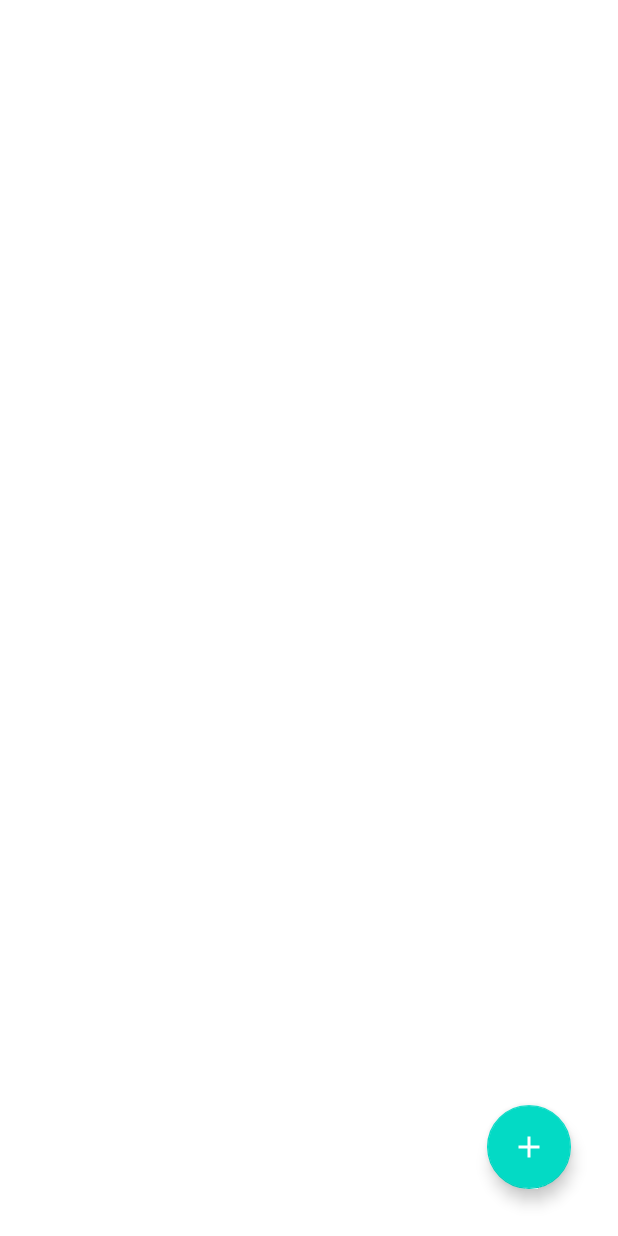
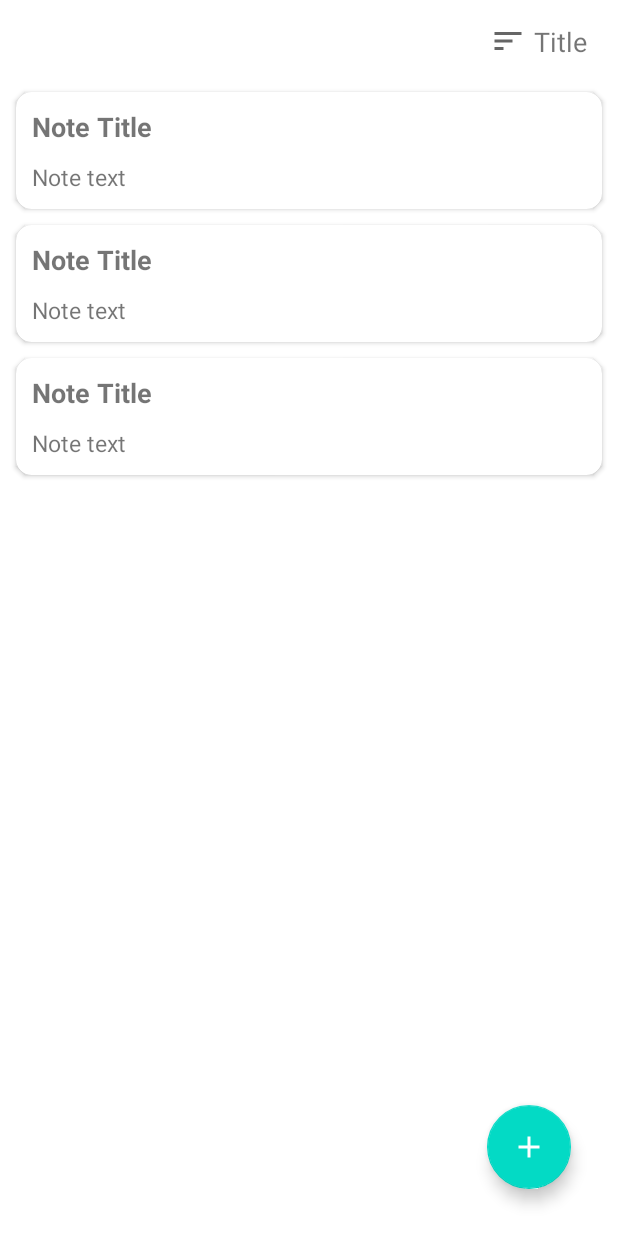
Before and after one commit to aayman93/Notes, an Android app: the layout fragment_notes_list.xml on its own in the app's theme, with its tools: preview values and no code run, on a phone screen of 412 x 824 dp. Run offline under Robolectric (Android 15) with nearby library versions, the phone set to English and light mode, and no system bars.

Commit message:
Notes List

```diff
--- a/app/src/main/java/com/github/aayman93/notes/di/AppModule.kt
+++ b/app/src/main/java/com/github/aayman93/notes/di/AppModule.kt
@@ -4,6 +4,7 @@ import android.content.Context
 import androidx.room.Room
 import com.github.aayman93.notes.data.database.NotesDao
 import com.github.aayman93.notes.data.database.NotesDatabase
+import com.github.aayman93.notes.util.Constants.NOTES_DATABASE_NAME
 import dagger.Module
 import dagger.Provides
 import dagger.hilt.InstallIn
@@ -14,8 +15,6 @@ import javax.inject.Singleton
 @Module
 @InstallIn(SingletonComponent::class)
 object AppModule {
-
-    private const val NOTES_DATABASE_NAME = "notes_db"
 
     @Singleton
     @Provides
--- /dev/null
+++ b/app/src/main/res/drawable/ic_sort.xml
@@ -0,0 +1,10 @@
+<vector xmlns:android="http://schemas.android.com/apk/res/android"
+    android:width="24dp"
+    android:height="24dp"
+    android:viewportWidth="24"
+    android:viewportHeight="24"
+    android:tint="?attr/colorControlNormal">
+  <path
+      android:fillColor="@android:color/white"
+      android:pathData="M3,18h6v-2L3,16v2zM3,6v2h18L21,6L3,6zM3,13h12v-2L3,11v2z"/>
+</vector>
--- a/app/src/main/res/layout/fragment_notes_list.xml
+++ b/app/src/main/res/layout/fragment_notes_list.xml
@@ -5,6 +5,37 @@
     android:layout_width="match_parent"
     android:layout_height="match_parent"
     tools:context=".ui.fragments.NotesListFragment">
+
+    <TextView
+        android:id="@+id/tv_sort_by"
+        android:layout_width="wrap_content"
+        android:layout_height="wrap_content"
+        android:layout_marginTop="@dimen/_12sdp"
+        android:layout_marginEnd="@dimen/_16sdp"
+        android:clickable="true"
+        android:contentDescription="@string/sort"
+        android:drawablePadding="@dimen/_4sdp"
+        android:focusable="true"
+        android:textAlignment="viewEnd"
+        android:textSize="@dimen/_14ssp"
+        app:drawableStartCompat="@drawable/ic_sort"
+        app:layout_constraintEnd_toEndOf="parent"
+        app:layout_constraintTop_toTopOf="parent"
+        tools:text="Title" />
+
+    <androidx.recyclerview.widget.RecyclerView
+        android:id="@+id/notes_recycler"
+        android:layout_width="match_parent"
+        android:layout_height="0dp"
+        android:layout_marginTop="@dimen/_8sdp"
+        android:clipToPadding="false"
+        android:padding="@dimen/_4sdp"
+        app:layoutManager="androidx.recyclerview.widget.LinearLayoutManager"
+        app:layout_constraintBottom_toBottomOf="parent"
+        app:layout_constraintEnd_toEndOf="parent"
+        app:layout_constraintStart_toStartOf="parent"
+        app:layout_constraintTop_toBottomOf="@id/tv_sort_by"
+        tools:listitem="@layout/item_note" />
 
     <com.google.android.material.floatingactionbutton.FloatingActionButton
         android:id="@+id/fab"
--- /dev/null
+++ b/app/src/main/res/layout/item_note.xml
@@ -0,0 +1,41 @@
+<?xml version="1.0" encoding="utf-8"?>
+<androidx.cardview.widget.CardView xmlns:android="http://schemas.android.com/apk/res/android"
+    xmlns:app="http://schemas.android.com/apk/res-auto"
+    xmlns:tools="http://schemas.android.com/tools"
+    android:layout_width="match_parent"
+    android:layout_height="wrap_content"
+    android:layout_margin="@dimen/_4sdp"
+    app:cardCornerRadius="@dimen/_8sdp"
+    app:contentPadding="@dimen/_8sdp">
+
+    <androidx.constraintlayout.widget.ConstraintLayout
+        android:layout_width="match_parent"
+        android:layout_height="match_parent">
+
+        <TextView
+            android:id="@+id/tv_note_title"
+            android:layout_width="0dp"
+            android:layout_height="wrap_content"
+            android:ellipsize="end"
+            android:maxLines="1"
+            android:textSize="@dimen/_14ssp"
+            android:textStyle="bold"
+            app:layout_constraintEnd_toEndOf="parent"
+            app:layout_constraintStart_toStartOf="parent"
+            app:layout_constraintTop_toTopOf="parent"
+            tools:text="Note Title" />
+
+        <TextView
+            android:id="@+id/tv_note_text"
+            android:layout_width="0dp"
+            android:layout_height="wrap_content"
+            android:layout_marginTop="@dimen/_8sdp"
+            android:ellipsize="end"
+            android:maxLines="1"
+            android:textSize="@dimen/_12ssp"
+            app:layout_constraintEnd_toEndOf="parent"
+            app:layout_constraintStart_toStartOf="parent"
+            app:layout_constraintTop_toBottomOf="@id/tv_note_title"
+            tools:text="Note text" />
+    </androidx.constraintlayout.widget.ConstraintLayout>
+</androidx.cardview.widget.CardView>
--- a/app/src/main/res/values/strings.xml
+++ b/app/src/main/res/values/strings.xml
@@ -7,4 +7,8 @@
     <string name="hint_note_text">Note Text</string>
     <string name="note_added">Note added successfully!</string>
     <string name="error_empty_fields">All fields are required</string>
+    <string name="sort">Sort</string>
+    <string name="label_title">Title</string>
+    <string name="label_date_created">Date created</string>
+    <string name="label_date_modified">Date modified</string>
 </resources>
--- a/build.gradle
+++ b/build.gradle
@@ -5,7 +5,7 @@ buildscript {
         mavenCentral()
     }
     dependencies {
-        classpath "com.android.tools.build:gradle:7.0.3"
+        classpath 'com.android.tools.build:gradle:7.0.4'
         classpath "org.jetbrains.kotlin:kotlin-gradle-plugin:1.6.0"
         classpath "androidx.navigation:navigation-safe-args-gradle-plugin:2.3.5"
         classpath "com.google.dagger:hilt-android-gradle-plugin:2.38.1"
```
Also changed, not shown: app/src/main/java/com/github/aayman93/notes/data/database/NotesDao.kt (+11 -0 lines), app/src/main/java/com/github/aayman93/notes/repository/NotesRepository.kt (+13 -0 lines), app/src/main/java/com/github/aayman93/notes/ui/adapters/NotesAdapter.kt (added, +49 -0 lines), app/src/main/java/com/github/aayman93/notes/ui/fragments/NotesListFragment.kt (+104 -5 lines), app/src/main/java/com/github/aayman93/notes/ui/viewmodels/NotesListViewModel.kt (added, +18 -0 lines), app/src/main/java/com/github/aayman93/notes/util/Constants.kt (added, +12 -0 lines), app/src/main/java/com/github/aayman93/notes/util/PrefsManager.kt (added, +22 -0 lines), app/src/main/res/menu/menu_popup_sort.xml (added, +14 -0 lines).
